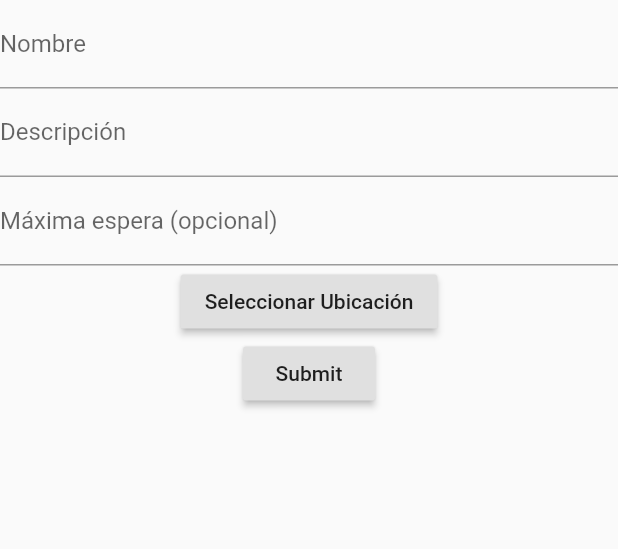
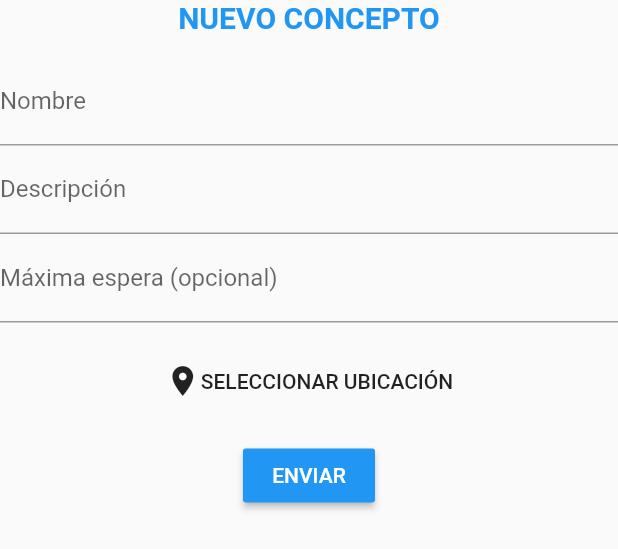
Before and after one commit to npazosmendez/turnos_web, a Flutter app: the FormNuevoConcepto widget shown alone on an empty page, opened directly with empty values, on a phone screen of 412 x 824 dp. Shown: the top 549 px of the screen. Run offline on Flutter 3.47's test engine with Material 2 defaults, Android fonts, the phone set to English and light mode, and no system bars; our stand-ins replace font_awesome_flutter, location, qr_flutter; missing offline and left inert: dart:html, dart:js, dart:js_util, flutter_google_maps; network calls fail.

Commit message:
Detalle estética de form nuevo concepto

```diff
--- a/frontend/lib/screens/propietarios_home.dart
+++ b/frontend/lib/screens/propietarios_home.dart
@@ -112,7 +112,12 @@ class _FormNuevoConceptoState extends State<FormNuevoConcepto> {
   @override
   Widget build(BuildContext context) {
     return Column(
+      mainAxisSize: MainAxisSize.min,
       children: <Widget>[
+        Padding(
+          padding: EdgeInsets.only(bottom: 15),
+          child: Text("Nuevo concepto".toUpperCase(), style: TextStyle(color: Colors.blue, fontSize: 20, fontWeight: FontWeight.bold))
+        ),
         TextField(
           controller: controllerNombre,
           decoration: InputDecoration(
@@ -131,8 +136,16 @@ class _FormNuevoConceptoState extends State<FormNuevoConcepto> {
           keyboardType: TextInputType.number,
           inputFormatters: <TextInputFormatter>[WhitelistingTextInputFormatter.digitsOnly],
         ),
-        RaisedButton(
-          child: Text("Seleccionar Ubicación"),
+        Padding(
+          padding: EdgeInsets.symmetric(vertical: 15),
+          child: FlatButton(
+            child: Row(
+              mainAxisAlignment: MainAxisAlignment.center,
+              children: [
+                Icon(Icons.location_on),
+                Text("Seleccionar ubicación".toUpperCase()),
+              ]
+            ),
             onPressed: () async {
               _searchAddress = null;
               _addressCoords = null;
@@ -147,8 +160,10 @@ class _FormNuevoConceptoState extends State<FormNuevoConcepto> {
                   showDefaultDialog)));
             }
           ),
+        ),
         RaisedButton(
-          child: Text("Submit"),
+          color: Colors.blue,
+          child: Text("Enviar".toUpperCase(), style: TextStyle(color: Colors.white)),
           onPressed: () async {
             if(controllerNombre.text == '') {
               showDefaultDialog('Por favor ingrese un nombre!');
```
Lines whose indentation alone changed are shown as unchanged.
